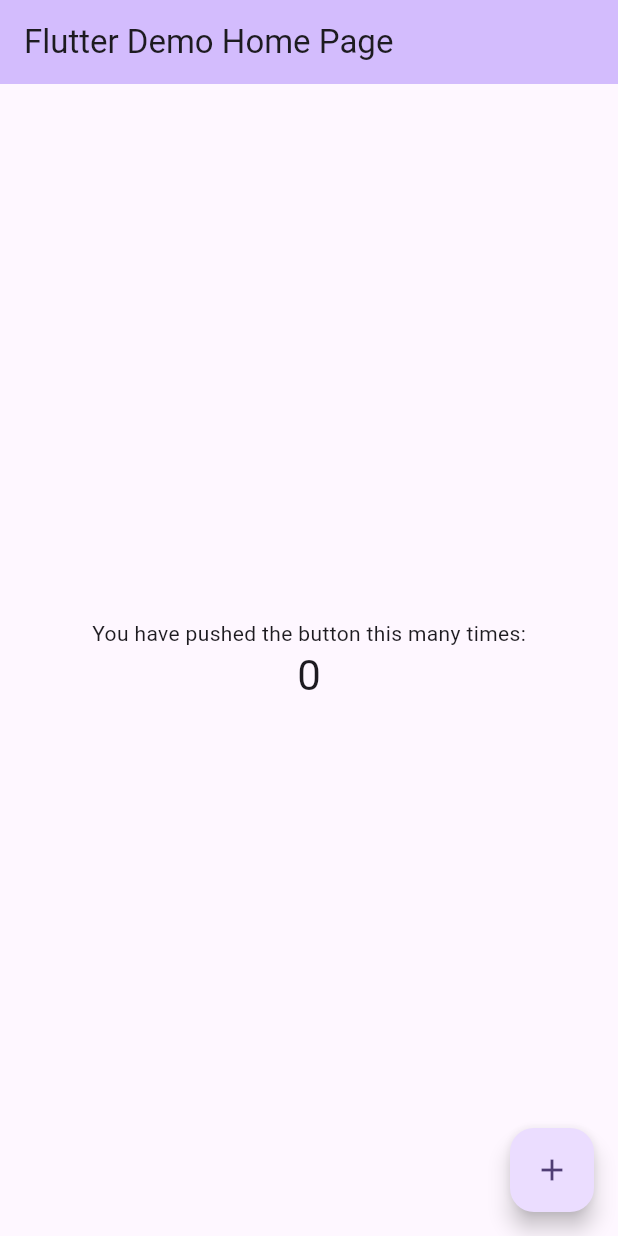
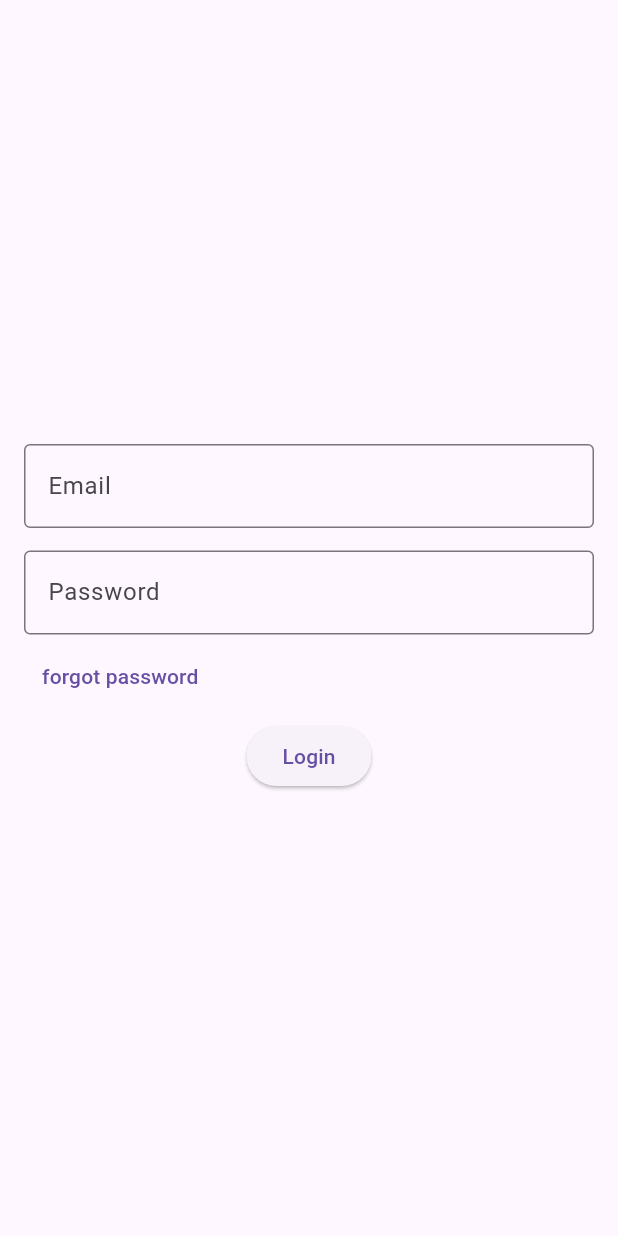
Before and after one commit to David-999-david/RetailGo_App, a Flutter app: the screen it shows after launch, on a phone screen of 412 x 824 dp. Run offline on Flutter 3.47's test engine with Material 3 defaults, Android fonts, the phone set to English and light mode, and no system bars.

```diff
--- a/lib/main.dart
+++ b/lib/main.dart
@@ -1,125 +1,22 @@
 import 'package:flutter/material.dart';
+import 'package:retail/presentation/auth/login.dart';
+import 'package:retail/presentation/auth/register.dart';
 
 void main() {
-  runApp(const MyApp());
+  runApp(Main());
 }
 
-class MyApp extends StatelessWidget {
-  const MyApp({super.key});
+class Main extends StatelessWidget {
+  const Main({super.key});
 
-  // This widget is the root of your application.
   @override
   Widget build(BuildContext context) {
     return MaterialApp(
-      title: 'Flutter Demo',
-      theme: ThemeData(
-        // This is the theme of your application.
-        //
-        // TRY THIS: Try running your application with "flutter run". You'll see
-        // the application has a purple toolbar. Then, without quitting the app,
-        // try changing the seedColor in the colorScheme below to Colors.green
-        // and then invoke "hot reload" (save your changes or press the "hot
-        // reload" button in a Flutter-supported IDE, or press "r" if you used
-        // the command line to start the app).
-        //
-        // Notice that the counter didn't reset back to zero; the application
-        // state is not lost during the reload. To reset the state, use hot
-        // restart instead.
-        //
-        // This works for code too, not just values: Most code changes can be
-        // tested with just a hot reload.
-        colorScheme: ColorScheme.fromSeed(seedColor: Colors.deepPurple),
-        useMaterial3: true,
+      debugShowCheckedModeBanner: false,
+      home: Scaffold(
+
+        body: LoginPage(),
       ),
-      home: const MyHomePage(title: 'Flutter Demo Home Page'),
     );
   }
 }
-
-class MyHomePage extends StatefulWidget {
-  const MyHomePage({super.key, required this.title});
-
-  // This widget is the home page of your application. It is stateful, meaning
-  // that it has a State object (defined below) that contains fields that affect
-  // how it looks.
-
-  // This class is the configuration for the state. It holds the values (in this
-  // case the title) provided by the parent (in this case the App widget) and
-  // used by the build method of the State. Fields in a Widget subclass are
-  // always marked "final".
-
-  final String title;
-
-  @override
-  State<MyHomePage> createState() => _MyHomePageState();
-}
-
-class _MyHomePageState extends State<MyHomePage> {
-  int _counter = 0;
-
-  void _incrementCounter() {
-    setState(() {
-      // This call to setState tells the Flutter framework that something has
-      // changed in this State, which causes it to rerun the build method below
-      // so that the display can reflect the updated values. If we changed
-      // _counter without calling setState(), then the build method would not be
-      // called again, and so nothing would appear to happen.
-      _counter++;
-    });
-  }
-
-  @override
-  Widget build(BuildContext context) {
-    // This method is rerun every time setState is called, for instance as done
-    // by the _incrementCounter method above.
-    //
-    // The Flutter framework has been optimized to make rerunning build methods
-    // fast, so that you can just rebuild anything that needs updating rather
-    // than having to individually change instances of widgets.
-    return Scaffold(
-      appBar: AppBar(
-        // TRY THIS: Try changing the color here to a specific color (to
-        // Colors.amber, perhaps?) and trigger a hot reload to see the AppBar
-        // change color while the other colors stay the same.
-        backgroundColor: Theme.of(context).colorScheme.inversePrimary,
-        // Here we take the value from the MyHomePage object that was created by
-        // the App.build method, and use it to set our appbar title.
-        title: Text(widget.title),
-      ),
-      body: Center(
-        // Center is a layout widget. It takes a single child and positions it
-        // in the middle of the parent.
-        child: Column(
-          // Column is also a layout widget. It takes a list of children and
-          // arranges them vertically. By default, it sizes itself to fit its
-          // children horizontally, and tries to be as tall as its parent.
-          //
-          // Column has various properties to control how it sizes itself and
-          // how it positions its children. Here we use mainAxisAlignment to
-          // center the children vertically; the main axis here is the vertical
-          // axis because Columns are vertical (the cross axis would be
-          // horizontal).
-          //
-          // TRY THIS: Invoke "debug painting" (choose the "Toggle Debug Paint"
-          // action in the IDE, or press "p" in the console), to see the
-          // wireframe for each widget.
-          mainAxisAlignment: MainAxisAlignment.center,
-          children: <Widget>[
-            const Text(
-              'You have pushed the button this many times:',
-            ),
-            Text(
-              '$_counter',
-              style: Theme.of(context).textTheme.headlineMedium,
-            ),
-          ],
-        ),
-      ),
-      floatingActionButton: FloatingActionButton(
-        onPressed: _incrementCounter,
-        tooltip: 'Increment',
-        child: const Icon(Icons.add),
-      ), // This trailing comma makes auto-formatting nicer for build methods.
-    );
-  }
-}
--- /dev/null
+++ b/lib/presentation/auth/login.dart
@@ -0,0 +1,69 @@
+import 'package:flutter/material.dart';
+
+class LoginPage extends StatefulWidget {
+  const LoginPage({super.key});
+
+  @override
+  State<LoginPage> createState() {
+    return LoginPageState();
+  }
+}
+
+class LoginPageState extends State<LoginPage> {
+
+  final _formKey = GlobalKey<FormState>();
+  final TextEditingController _email = TextEditingController();
+  final TextEditingController _password = TextEditingController();
+
+
+  @override
+  Widget build(BuildContext context) {
+    return Scaffold(
+      body: Padding(
+        padding: EdgeInsets.all(16),
+        child: Form(
+          key: _formKey,
+          child: Column(
+            mainAxisAlignment: MainAxisAlignment.center,
+            children: [
+              TextFormField(
+                controller: _email,
+                decoration: InputDecoration(
+                  labelText: 'Email',
+                  border: OutlineInputBorder()
+                ),
+                keyboardType: TextInputType.emailAddress,
+              ),
+              SizedBox(height: 15,),
+              TextFormField(
+                controller: _password,
+                decoration: InputDecoration(
+                  labelText: 'Password',
+                  border: OutlineInputBorder()
+                ),
+                obscureText: true,
+                keyboardType: TextInputType.number,
+              ),
+              SizedBox(
+                height: 4,
+              ),
+              Row(
+                children: [
+                  TextButton(onPressed: () {}, child: Text('forgot password')),
+                ],
+              ),
+              SizedBox(
+                height: 5,
+              ),
+
+              ElevatedButton(
+                onPressed: () {},
+                child: Text('Login')
+              )
+            ],
+          ),
+        ),
+      ),
+    );
+  }
+}
```
Also changed, not shown: lib/presentation/auth/register.dart (added, +126 -0 lines), lib/presentation/auth/notifier/register_notifier.dart (added), lib/presentation/auth/signin.dart (deleted).
